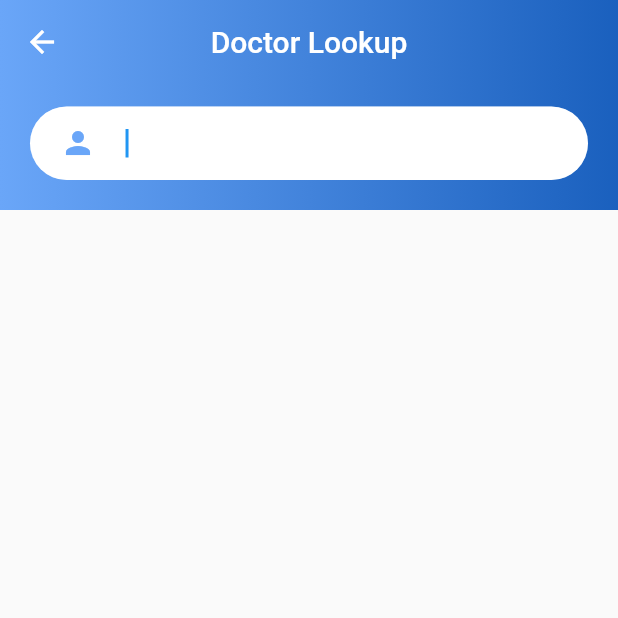
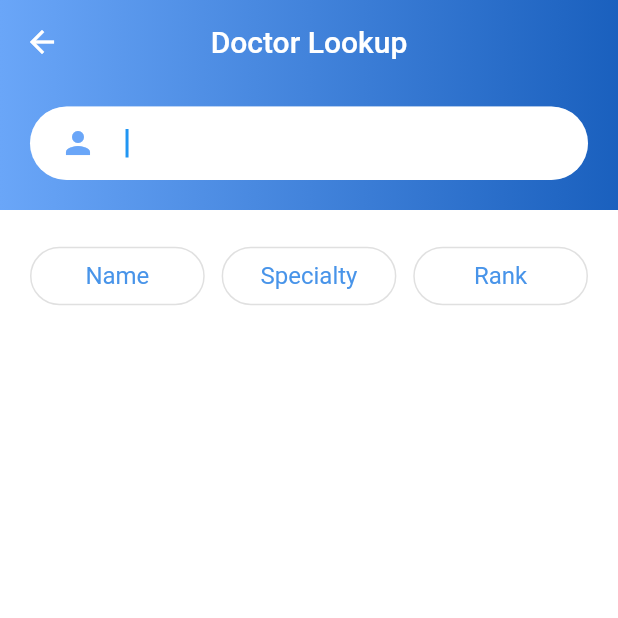
Before and after one commit to prodev880110/medical-flutter, a Flutter app: the SearchPage screen opened directly, on a phone screen of 412 x 824 dp, the top half of it. Run offline on Flutter 3.47's test engine with Material 2 defaults, Android fonts, the phone set to English and light mode, and no system bars; our stand-ins replace cloud_firestore, firebase_core; accounts and stored records are empty; network calls fail.

Commit message:
Small UI updates

```diff
--- a/lib/main.dart
+++ b/lib/main.dart
@@ -1,19 +1,19 @@
 import 'package:flutter/material.dart';
 import 'package:flutter/services.dart';
 import 'package:flutter_medical/routes/home.dart';
-import 'package:flutter_medical/routes/search.dart';
 import 'package:firebase_core/firebase_core.dart';
-import 'package:cloud_firestore/cloud_firestore.dart';
 import 'package:flutter_medical/widgets.dart';
 
 /// App Root
 void main() async {
   SystemChrome.setSystemUIOverlayStyle(SystemUiOverlayStyle(
     statusBarColor: Colors.transparent,
+    systemNavigationBarColor: Colors.transparent,
   ));
   WidgetsFlutterBinding.ensureInitialized();
   await Firebase.initializeApp();
   runApp(MaterialApp(
+    debugShowCheckedModeBanner: false,
     home: MyApp(),
   ));
 }
--- a/lib/routes/search.dart
+++ b/lib/routes/search.dart
@@ -16,6 +16,8 @@ class _SearchPageState extends State<SearchPage> {
   TextEditingController searchTextEditingController =
       new TextEditingController();
   QuerySnapshot searchSnapshot;
+
+  List<bool> isSelected = [false, false, false];
 
   getSearch() async {
     databaseMethods
@@ -128,7 +130,7 @@ class _SearchPageState extends State<SearchPage> {
   Widget searchList() {
     return searchSnapshot != null
         ? ListView.builder(
-            physics: const AlwaysScrollableScrollPhysics(),
+            physics: const NeverScrollableScrollPhysics(),
             itemCount: searchSnapshot.docs.length,
             shrinkWrap: true,
             itemBuilder: (context, index) {
@@ -141,10 +143,10 @@ class _SearchPageState extends State<SearchPage> {
         : Container();
   }
 
-  List<bool> _selections = List.generate(3, (_) => false);
   @override
   Widget build(BuildContext context) {
     return Scaffold(
+        backgroundColor: Colors.white,
         appBar: AppBar(
           centerTitle: true,
           title: Text("Doctor Lookup"),
@@ -163,7 +165,9 @@ class _SearchPageState extends State<SearchPage> {
           elevation: 0.0,
         ),
         body: SingleChildScrollView(
-          child: Container(
+            child: Column(
+          children: [
+            Container(
               width: double.infinity,
               decoration: BoxDecoration(
                 gradient: LinearGradient(
@@ -227,10 +231,107 @@ class _SearchPageState extends State<SearchPage> {
                       },
                     ),
                   ),
-                searchList(),
                 ],
               ),
             ),
-        ));
+            Container(
+              width: MediaQuery.of(context).size.width * 1.0,
+              margin: const EdgeInsets.only(
+                left: 20.0,
+                right: 20.0,
+                top: 20.0,
+                bottom: 10.0,
+              ),
+              child: Row(
+                mainAxisAlignment: MainAxisAlignment.spaceEvenly,
+                children: <Widget>[
+                  Expanded(
+                    child: Container(
+                      margin: const EdgeInsets.only(
+                        right: 7.5,
+                      ),
+                      child: OutlineButton(
+                        color: Colors.transparent,
+                        splashColor: Color(0xFF4894e9),
+                        padding: EdgeInsets.all(10),
+                        onPressed: () {
+                          print('Sort by Name Clicked');
+                        },
+                        textColor: Color(0xFF4894e9),
+                        shape: RoundedRectangleBorder(
+                          borderRadius: BorderRadius.circular(30.0),
+                        ),
+                        child: Align(
+                          alignment: Alignment.center,
+                          child: Text(
+                            'Name',
+                            style: TextStyle(
+                                fontSize: 16, fontWeight: FontWeight.normal),
+                          ),
+                        ),
+                      ),
+                    ),
+                  ),
+                  Expanded(
+                    child: Container(
+                      margin: const EdgeInsets.only(
+                        right: 3.75,
+                        left: 3.75,
+                      ),
+                      child: OutlineButton(
+                        color: Colors.transparent,
+                        splashColor: Color(0xFF4894e9),
+                        padding: EdgeInsets.all(10),
+                        onPressed: () {
+                          print('Sort by Specialty Clicked');
+                        },
+                        textColor: Color(0xFF4894e9),
+                        shape: RoundedRectangleBorder(
+                          borderRadius: BorderRadius.circular(30.0),
+                        ),
+                        child: Align(
+                          alignment: Alignment.center,
+                          child: Text(
+                            'Specialty',
+                            style: TextStyle(
+                                fontSize: 16, fontWeight: FontWeight.normal),
+                          ),
+                        ),
+                      ),
+                    ),
+                  ),
+                  Expanded(
+                    child: Container(
+                      margin: const EdgeInsets.only(
+                        left: 7.5,
+                      ),
+                      child: OutlineButton(
+                        color: Colors.transparent,
+                        splashColor: Color(0xFF4894e9),
+                        padding: EdgeInsets.all(10),
+                        onPressed: () {
+                          print('Sort by Rank Clicked');
+                        },
+                        textColor: Color(0xFF4894e9),
+                        shape: RoundedRectangleBorder(
+                          borderRadius: BorderRadius.circular(30.0),
+                        ),
+                        child: Align(
+                          alignment: Alignment.center,
+                          child: Text(
+                            'Rank',
+                            style: TextStyle(
+                                fontSize: 16, fontWeight: FontWeight.normal),
+                          ),
+                        ),
+                      ),
+                    ),
+                  ),
+                ],
+              ),
+            ),
+            searchList(),
+          ],
+        )));
   }
 }
--- a/lib/widgets.dart
+++ b/lib/widgets.dart
@@ -1,7 +1,5 @@
 import 'package:flutter/material.dart';
 import 'package:flutter_medical/main.dart';
-import 'package:flutter_medical/routes/home.dart';
-import 'package:flutter_medical/routes/profile.dart';
 import 'package:flutter_medical/database.dart';
 import 'package:flutter_medical/routes/search.dart';
 import 'package:flutter_medical/routes/category.dart';
@@ -202,7 +200,12 @@ class _GlobalDrawerState extends State<GlobalDrawer> {
           ListTile(
             leading: Icon(Icons.people),
             title: Text('All Doctors'),
-            onTap: () {},
+            onTap: () {
+              Navigator.push(
+                context,
+                MaterialPageRoute(builder: (context) => SearchPage()),
+              );
+            },
           ),
           ExpansionTile(
             leading: Icon(Icons.mood),
```
Also changed, not shown: 1 other file. Lines whose indentation alone changed are shown as unchanged.
